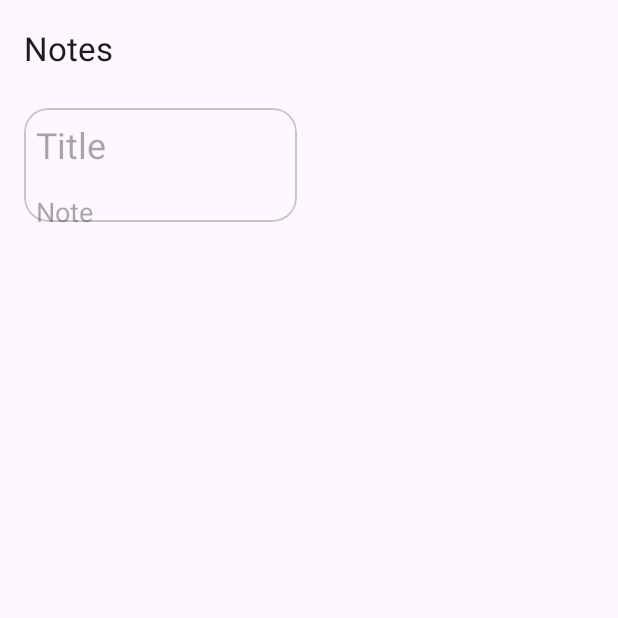
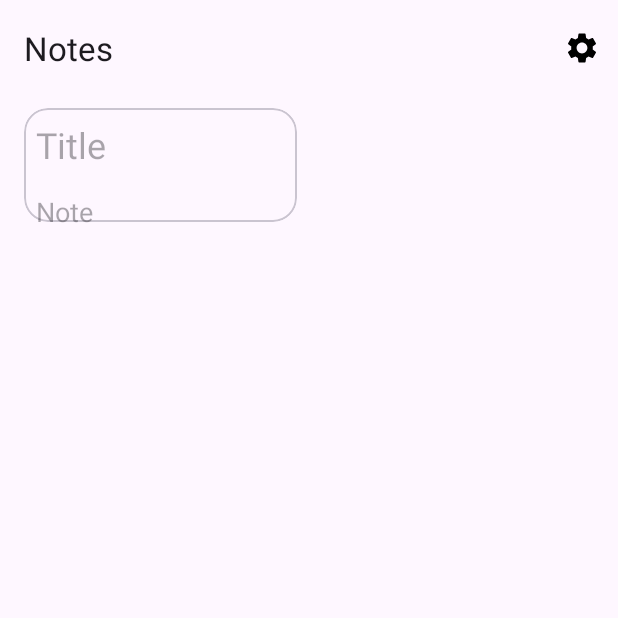
Before and after one commit to vitalyraevsky/otus_persistent_storage_basic, an Android app: the fragment NotesDetailFragment placed in its activity, on a phone screen of 412 x 824 dp, the top half of it. Run offline under Robolectric (Android 15) with nearby library versions, the phone set to English and light mode, and no system bars; our stand-ins replace Room's generated code, navigation-ui.

```diff
--- a/app/src/main/java/ru/otus/mynotes/NotesApplication.kt
+++ b/app/src/main/java/ru/otus/mynotes/NotesApplication.kt
@@ -1,6 +1,7 @@
 package ru.otus.mynotes
 
 import android.app.Application
+import android.content.Context
 import androidx.room.Room
 import ru.otus.mynotes.database.NotesDb
 
@@ -9,10 +10,14 @@ class NotesApplication : Application() {
     override fun onCreate() {
         super.onCreate()
         db = Room.databaseBuilder(this, NotesDb::class.java, "notes_db").build()
+        context = this
     }
 
     companion object {
         lateinit var db: NotesDb
             private set
+
+        lateinit var context: Context
+            private set
     }
 }
--- a/app/src/main/java/ru/otus/mynotes/list/NotesListFragment.kt
+++ b/app/src/main/java/ru/otus/mynotes/list/NotesListFragment.kt
@@ -1,17 +1,20 @@
 package ru.otus.mynotes.list
 
+import android.app.AlertDialog
 import android.os.Bundle
 import android.view.*
 import androidx.core.os.bundleOf
+import androidx.core.view.MenuProvider
 import androidx.fragment.app.Fragment
 import androidx.fragment.app.viewModels
 import androidx.lifecycle.Lifecycle
 import androidx.lifecycle.lifecycleScope
 import androidx.lifecycle.repeatOnLifecycle
 import androidx.navigation.fragment.findNavController
+import androidx.recyclerview.widget.StaggeredGridLayoutManager
+import kotlinx.coroutines.launch
 import ru.otus.mynotes.R
 import ru.otus.mynotes.databinding.FragmentNotesListBinding
-import kotlinx.coroutines.launch
 
 /**
  * A simple [Fragment] subclass as the default destination in the navigation.
@@ -28,6 +31,24 @@ class NotesListFragment : Fragment() {
     // onDestroyView.
     private val binding get() = _binding!!
 
+    private val menuProvider = object : MenuProvider {
+
+        override fun onCreateMenu(menu: Menu, menuInflater: MenuInflater) {
+            menuInflater.inflate(R.menu.menu_main, menu)
+        }
+
+        override fun onMenuItemSelected(menuItem: MenuItem): Boolean {
+            if (menuItem.itemId == R.id.action_settings) {
+                AlertDialog.Builder(requireActivity())
+                    .setTitle("Choose colum count")
+                    .setNegativeButton("One") { _, _ -> viewModel.onColumnCountChanged(1) }
+                    .setPositiveButton("Two") { _, _ -> viewModel.onColumnCountChanged(2) }
+                    .show()
+            }
+            return false
+        }
+    }
+
     override fun onCreateView(
         inflater: LayoutInflater, container: ViewGroup?,
         savedInstanceState: Bundle?
@@ -40,14 +61,16 @@ class NotesListFragment : Fragment() {
 
     override fun onViewCreated(view: View, savedInstanceState: Bundle?) {
         super.onViewCreated(view, savedInstanceState)
+        requireActivity().addMenuProvider(menuProvider)
 
         binding.notesRv.adapter = adapter
         binding.addButton.setOnClickListener { openDetails(null) }
 
         viewLifecycleOwner.lifecycleScope.launch {
             viewLifecycleOwner.repeatOnLifecycle(Lifecycle.State.STARTED) {
-                viewModel.viewState.collect { notes ->
-                    adapter.submitList(notes)
+                viewModel.viewState.collect { state ->
+                    adapter.submitList(state.notes)
+                    (binding.notesRv.layoutManager as StaggeredGridLayoutManager).spanCount = state.columnCount
                 }
             }
         }
--- a/app/src/main/java/ru/otus/mynotes/list/NotesListViewModel.kt
+++ b/app/src/main/java/ru/otus/mynotes/list/NotesListViewModel.kt
@@ -8,24 +8,38 @@ import kotlinx.coroutines.flow.Flow
 import kotlinx.coroutines.flow.MutableStateFlow
 import kotlinx.coroutines.launch
 import ru.otus.mynotes.NotesRepository
+import ru.otus.mynotes.preferences.PreferenceProvider
 
 class NotesListViewModel(
-    private val repository: NotesRepository = NotesRepository
+    private val repository: NotesRepository = NotesRepository,
+    private val preferences: PreferenceProvider = PreferenceProvider
 ) : ViewModel() {
-    private val _viewState = MutableStateFlow<List<Note>>(emptyList())
+    private val _viewState : MutableStateFlow<NotesListViewState>
 
-    val viewState: Flow<List<Note>> get() = _viewState
+    val viewState: Flow<NotesListViewState> get() = _viewState
 
     init {
+        val columnCount = preferences.getColumnCount()
+        val state = NotesListViewState(
+            notes = emptyList(),
+            columnCount = columnCount
+        )
+
+        _viewState = MutableStateFlow(state)
         loadNotes()
     }
 
     private fun loadNotes() {
         viewModelScope.launch {
             val notes = repository.getAllNotes().collect {
-                _viewState.value = it
+                _viewState.value = _viewState.value.copy(notes = it)
             }
         }
+    }
+
+    fun onColumnCountChanged(count: Int) {
+        _viewState.value = _viewState.value.copy(columnCount = count)
+        preferences.setColumnCount(count)
     }
 
     fun onViewResumed() {
--- /dev/null
+++ b/app/src/main/java/ru/otus/mynotes/list/NotesListViewState.kt
@@ -0,0 +1,8 @@
+package ru.otus.mynotes.list
+
+import ru.otus.mynotes.Note
+
+data class NotesListViewState(
+    val notes: List<Note>,
+    val columnCount: Int
+)
--- /dev/null
+++ b/app/src/main/res/drawable/ic_baseline_settings_24.xml
@@ -0,0 +1,5 @@
+<vector android:height="24dp"
+    android:viewportHeight="24" android:viewportWidth="24"
+    android:width="24dp" xmlns:android="http://schemas.android.com/apk/res/android">
+    <path android:fillColor="@android:color/black" android:pathData="M19.14,12.94c0.04,-0.3 0.06,-0.61 0.06,-0.94c0,-0.32 -0.02,-0.64 -0.07,-0.94l2.03,-1.58c0.18,-0.14 0.23,-0.41 0.12,-0.61l-1.92,-3.32c-0.12,-0.22 -0.37,-0.29 -0.59,-0.22l-2.39,0.96c-0.5,-0.38 -1.03,-0.7 -1.62,-0.94L14.4,2.81c-0.04,-0.24 -0.24,-0.41 -0.48,-0.41h-3.84c-0.24,0 -0.43,0.17 -0.47,0.41L9.25,5.35C8.66,5.59 8.12,5.92 7.63,6.29L5.24,5.33c-0.22,-0.08 -0.47,0 -0.59,0.22L2.74,8.87C2.62,9.08 2.66,9.34 2.86,9.48l2.03,1.58C4.84,11.36 4.8,11.69 4.8,12s0.02,0.64 0.07,0.94l-2.03,1.58c-0.18,0.14 -0.23,0.41 -0.12,0.61l1.92,3.32c0.12,0.22 0.37,0.29 0.59,0.22l2.39,-0.96c0.5,0.38 1.03,0.7 1.62,0.94l0.36,2.54c0.05,0.24 0.24,0.41 0.48,0.41h3.84c0.24,0 0.44,-0.17 0.47,-0.41l0.36,-2.54c0.59,-0.24 1.13,-0.56 1.62,-0.94l2.39,0.96c0.22,0.08 0.47,0 0.59,-0.22l1.92,-3.32c0.12,-0.22 0.07,-0.47 -0.12,-0.61L19.14,12.94zM12,15.6c-1.98,0 -3.6,-1.62 -3.6,-3.6s1.62,-3.6 3.6,-3.6s3.6,1.62 3.6,3.6S13.98,15.6 12,15.6z"/>
+</vector>
--- a/app/src/main/res/menu/menu_main.xml
+++ b/app/src/main/res/menu/menu_main.xml
@@ -6,5 +6,6 @@
         android:id="@+id/action_settings"
         android:orderInCategory="100"
         android:title="@string/action_settings"
-        app:showAsAction="never" />
+        android:icon="@drawable/ic_baseline_settings_24"
+        app:showAsAction="always" />
 </menu>
```
Also changed, not shown: app/src/main/java/ru/otus/mynotes/preferences/PreferenceProvider.kt (added, +22 -0 lines).
